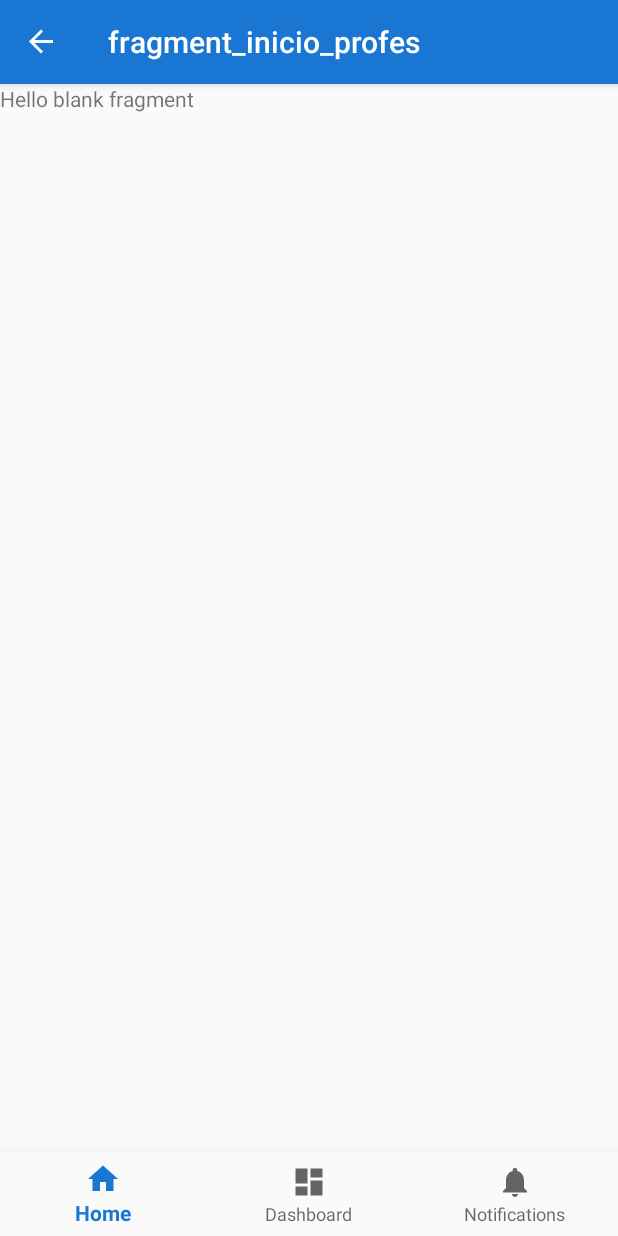
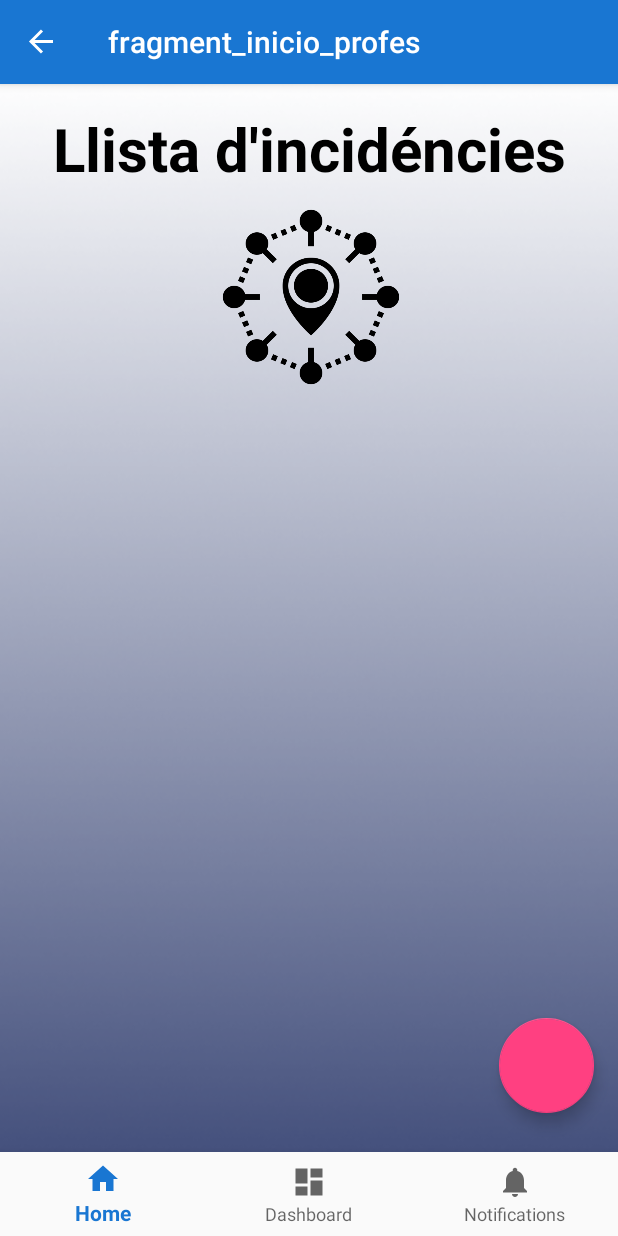
Before and after one commit to adrii3/PuigIncidencies, an Android app: the InicioProfesFragment screen opened through its navigation route, on a phone screen of 412 x 824 dp. Run offline under Robolectric (Android 15) with nearby library versions, the phone set to English and light mode, and no system bars; our stand-ins replace Firebase (no records; nobody signed in at launch, a user with empty details on screens opened directly), navigation-ui.

Commit message:
whyskyt12contrabandobajosfondos

```diff
--- a/app/src/main/res/layout/fragment_inicio_profes.xml
+++ b/app/src/main/res/layout/fragment_inicio_profes.xml
@@ -1,14 +1,56 @@
 <?xml version="1.0" encoding="utf-8"?>
-<FrameLayout xmlns:android="http://schemas.android.com/apk/res/android"
+<androidx.constraintlayout.widget.ConstraintLayout xmlns:android="http://schemas.android.com/apk/res/android"
+    xmlns:app="http://schemas.android.com/apk/res-auto"
     xmlns:tools="http://schemas.android.com/tools"
     android:layout_width="match_parent"
     android:layout_height="match_parent"
-    tools:context=".view.Profes.InicioProfesFragment">
+    tools:context=".view.Alumnos.InicioFragment"
+    android:background="@drawable/fondopaestos">
 
-    <!-- TODO: Update blank fragment layout -->
     <TextView
+        android:id="@+id/textView"
         android:layout_width="match_parent"
-        android:layout_height="match_parent"
-        android:text="@string/hello_blank_fragment" />
+        android:layout_height="50dp"
+        android:layout_marginTop="16dp"
+        android:text="Llista d'incidéncies"
+        android:textAlignment="center"
+        android:textColor="@android:color/black"
+        android:textSize="40dp"
+        android:textStyle="bold"
+        app:layout_constraintTop_toTopOf="parent"
+        tools:layout_editor_absoluteX="0dp" />
 
-</FrameLayout>
+
+    <ImageView
+        android:id="@+id/imageView"
+        android:layout_width="121dp"
+        android:layout_height="120dp"
+        android:layout_gravity="center"
+        android:layout_marginTop="16dp"
+        android:layout_marginEnd="144dp"
+        android:background="@drawable/point"
+        app:layout_constraintEnd_toEndOf="parent"
+        app:layout_constraintTop_toBottomOf="@+id/textView" />
+
+    <androidx.recyclerview.widget.RecyclerView
+        android:id="@+id/recycler_view_inicio"
+        android:layout_width="350dp"
+        android:layout_height="500dp"
+        android:layout_marginTop="8dp"
+        android:layout_marginEnd="28dp"
+        app:layout_constraintEnd_toEndOf="parent"
+        app:layout_constraintTop_toBottomOf="@+id/imageView">
+
+    </androidx.recyclerview.widget.RecyclerView>
+
+    <com.google.android.material.floatingactionbutton.FloatingActionButton
+        android:id="@+id/floating_subir_incidencia"
+        android:layout_width="67dp"
+        android:layout_height="63dp"
+        android:layout_marginEnd="16dp"
+        android:layout_marginBottom="24dp"
+        app:layout_constraintBottom_toBottomOf="@+id/recycler_view_inicio"
+        app:layout_constraintEnd_toEndOf="parent"/>
+
+
+</androidx.constraintlayout.widget.ConstraintLayout>
--- a/app/src/main/res/layout/fragment_login_profes.xml
+++ b/app/src/main/res/layout/fragment_login_profes.xml
@@ -32,9 +32,10 @@
         android:textSize="40dp"
         android:textStyle="bold"
         app:layout_constraintBottom_toTopOf="@+id/linearLayout"
+        app:layout_constraintEnd_toEndOf="parent"
+        app:layout_constraintStart_toStartOf="parent"
         app:layout_constraintTop_toBottomOf="@+id/textView3"
-        app:layout_constraintVertical_bias="0.0"
-        tools:layout_editor_absoluteX="0dp" />
+        app:layout_constraintVertical_bias="0.0" />
 
     <LinearLayout
         android:id="@+id/linearLayout"
```
Also changed, not shown: app/src/main/AndroidManifest.xml (+14 -0 lines), app/src/main/java/com/example/puigincidencies/MainActivity.java (+77 -0 lines), app/src/main/res/layout/fragment_subir_incidencia.xml (+8 -6 lines), app/src/main/res/xml/file_paths.xml (added, +7 -0 lines).
